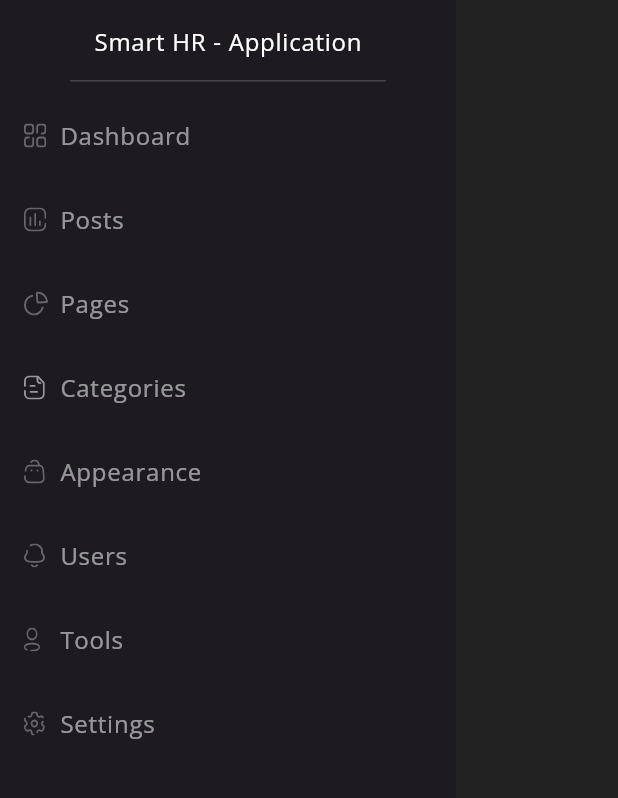
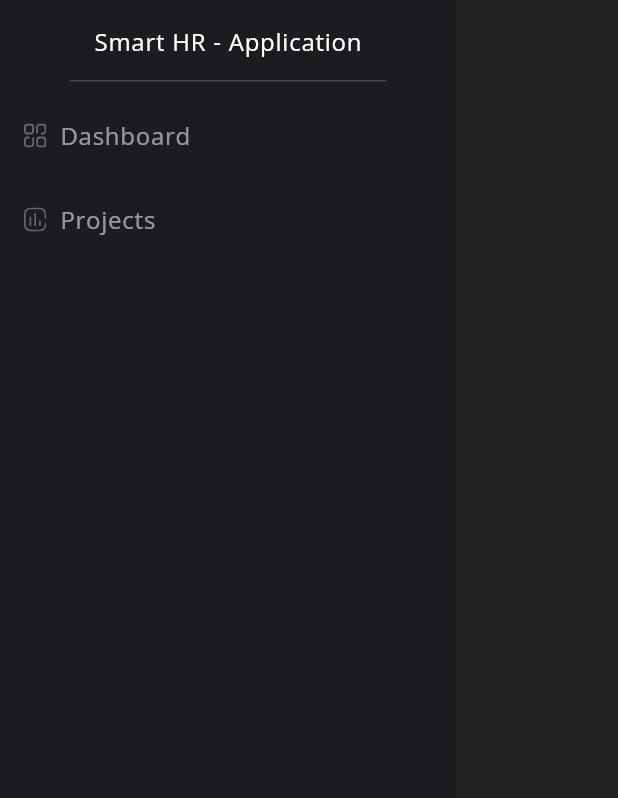
Before and after one commit to filizmolla/portfolyo-yonetim-sistemi, a Flutter app: the SideMenu widget shown alone on an empty page, opened directly, after a tap on "Dashboard", on a phone screen of 412 x 824 dp, the part 160-958 px from its top. Run offline on Flutter 3.47's test engine with Material 3 defaults, Android fonts, the phone set to English and light mode, and no system bars; our stand-ins replace fl_chart, flutter_icons, flutter_svg, get, google_fonts, smooth_page_indicator and 1 more; missing offline and left inert: colorize_text_avatar.

Commit message:
side bar çalışır hale getirildi.

```diff
--- /dev/null
+++ b/lib/controllers/controllers.dart
@@ -0,0 +1,5 @@
+import 'package:untitled/controllers/navigation_controller.dart';
+import 'package:untitled/controllers/side_menu_controller.dart';
+
+SideMenuController sideMenuController = SideMenuController.instance;
+NavigationController navigationController = NavigationController.instance;
--- /dev/null
+++ b/lib/controllers/navigation_controller.dart
@@ -0,0 +1,15 @@
+import 'package:flutter/cupertino.dart';
+import 'package:get/get.dart';
+import 'package:get/get_core/src/get_main.dart';
+import 'package:get/get_state_manager/get_state_manager.dart';
+
+class NavigationController extends GetxController {
+  static NavigationController instance = Get.find();
+  final GlobalKey<NavigatorState> navigationKey = GlobalKey();
+
+  Future<dynamic> navigateTo(String routeName) {
+    return navigationKey.currentState!.pushNamed(routeName);
+  }
+
+  goBack() => navigationKey.currentState!.pop();
+}
--- /dev/null
+++ b/lib/controllers/side_menu_controller.dart
@@ -0,0 +1,25 @@
+import 'package:get/get.dart';
+
+import '../core/constants/routes.dart';
+
+
+class SideMenuController extends GetxController {
+  static SideMenuController instance = Get.find();
+  var activeItem = dashboard.obs;
+  var hoverItem = ''.obs;
+  void changeActiveItemTo(String itemName) => activeItem.value = itemName;
+
+  changeActiveitemTo(String itemName) {
+      activeItem.value = itemName;
+  }
+
+  onHover(String itemName) {
+    if (!isActive(itemName)) {
+      hoverItem.value = itemName;
+    }
+  }
+
+  isActive(String itemName) => activeItem.value == itemName;
+  isHovering(String itemName) => hoverItem.value == itemName;
+
+}
--- /dev/null
+++ b/lib/core/constants/routes.dart
@@ -0,0 +1,7 @@
+import 'package:flutter/material.dart';
+import 'package:untitled/screens/dashboard/dashboard_screen.dart';
+import 'package:untitled/screens/projects/projects_screen.dart';
+
+const String projects = '/projects';
+const String dashboard = '/dashboard';
+List sideMenuItems =  [projects, dashboard];
--- /dev/null
+++ b/lib/helpers/local_navigator.dart
@@ -0,0 +1,14 @@
+import 'package:flutter/material.dart';
+import 'package:get/get.dart';
+import 'package:untitled/controllers/navigation_controller.dart';
+import 'package:untitled/core/constants/routes.dart';
+import 'package:untitled/routing/router.dart';
+
+
+import '../controllers/controllers.dart';
+import '../routing/router.dart';
+Navigator localNavigator() => Navigator(
+    key: navigationController.navigationKey,
+    initialRoute:  projects,
+    onGenerateRoute: generateRoute,
+);
--- a/lib/models/daily_info_model.dart
+++ b/lib/models/daily_info_model.dart
@@ -2,6 +2,8 @@ import 'package:untitled/core/constants/color_constants.dart';
 import 'package:fl_chart/fl_chart.dart';
 import 'package:flutter/material.dart';
 import 'package:flutter_icons/flutter_icons.dart';
+// what does dailyInfo Model Do
+// DailyInfoModel is a model class that contains the data for the daily info widget.
 
 class DailyInfoModel {
   IconData? icon;
--- a/lib/screens/home/components/side_menu.dart
+++ b/lib/screens/home/components/side_menu.dart
@@ -1,6 +1,14 @@
+import 'package:provider/provider.dart';
 import 'package:untitled/core/constants/color_constants.dart';
 import 'package:flutter/material.dart';
 import 'package:flutter_svg/flutter_svg.dart';
+
+import 'package:flutter/material.dart';
+import 'package:flutter_svg/flutter_svg.dart';
+
+import '../../../controllers/controllers.dart';
+import '../../../controllers/side_menu_controller.dart';
+import '../../../core/constants/routes.dart';
 
 class SideMenu extends StatelessWidget {
   const SideMenu({
@@ -34,42 +42,23 @@ class SideMenu extends StatelessWidget {
             DrawerListTile(
               title: "Dashboard",
               svgSrc: "assets/icons/menu_dashbord.svg",
-              press: () {},
+              press: () {
+                SideMenuController.instance.changeActiveItemTo(dashboard);
+                navigationController.navigateTo(dashboard);
+
+              },
             ),
             DrawerListTile(
-              title: "Posts",
+              title: "Projects",
               svgSrc: "assets/icons/menu_tran.svg",
-              press: () {},
-            ),
-            DrawerListTile(
-              title: "Pages",
-              svgSrc: "assets/icons/menu_task.svg",
-              press: () {},
-            ),
-            DrawerListTile(
-              title: "Categories",
-              svgSrc: "assets/icons/menu_doc.svg",
-              press: () {},
-            ),
-            DrawerListTile(
-              title: "Appearance",
-              svgSrc: "assets/icons/menu_store.svg",
-              press: () {},
-            ),
-            DrawerListTile(
-              title: "Users",
-              svgSrc: "assets/icons/menu_notification.svg",
-              press: () {},
-            ),
-            DrawerListTile(
-              title: "Tools",
-              svgSrc: "assets/icons/menu_profile.svg",
-              press: () {},
-            ),
-            DrawerListTile(
-              title: "Settings",
-              svgSrc: "assets/icons/menu_setting.svg",
-              press: () {},
+              press: () {
+                SideMenuController.instance.changeActiveItemTo(projects);
+                navigationController.navigateTo(projects);
+
+
+
+
+              },
             ),
           ],
         ),
--- a/lib/screens/home/home_screen.dart
+++ b/lib/screens/home/home_screen.dart
@@ -1,7 +1,8 @@
+import 'package:untitled/helpers/local_navigator.dart';
 import 'package:untitled/responsive.dart';
 import 'package:untitled/screens/dashboard/dashboard_screen.dart';
 import 'package:flutter/material.dart';
-
+import 'package:untitled/screens/projects/projects_screen.dart';
 import 'components/side_menu.dart';
 
 class HomeScreen extends StatelessWidget {
@@ -24,7 +25,7 @@ class HomeScreen extends StatelessWidget {
             Expanded(
               // It takes 5/6 part of the screen
               flex: 5,
-              child: DashboardScreen(),
+              child: localNavigator(),
             ),
           ],
         ),
--- a/pubspec.yaml
+++ b/pubspec.yaml
@@ -55,6 +55,7 @@ dependencies:
   flutter_screenutil: ^5.0.0+2
   smooth_page_indicator: ^1.1.0
   colorize_text_avatar: ^1.0.2
+  get: ^4.6.6
 
 dev_dependencies:
   flutter_test:
--- a/routes.dart
+++ b/routes.dart
@@ -8,6 +8,8 @@ class Routes {
   //static variables
   static const String login = '/login';
   static const String home = '/home';
+
+
 
   static final routes = <String, WidgetBuilder>{
     // splash: (BuildContext context) => SplashScreen(),
```
Also changed, not shown: lib/main.dart (+7 -0 lines), lib/routing/router.dart (added, +22 -0 lines), lib/screens/projects/projects_screen.dart (added, +10 -0 lines), pubspec.lock. Lines whose indentation alone changed are shown as unchanged.
